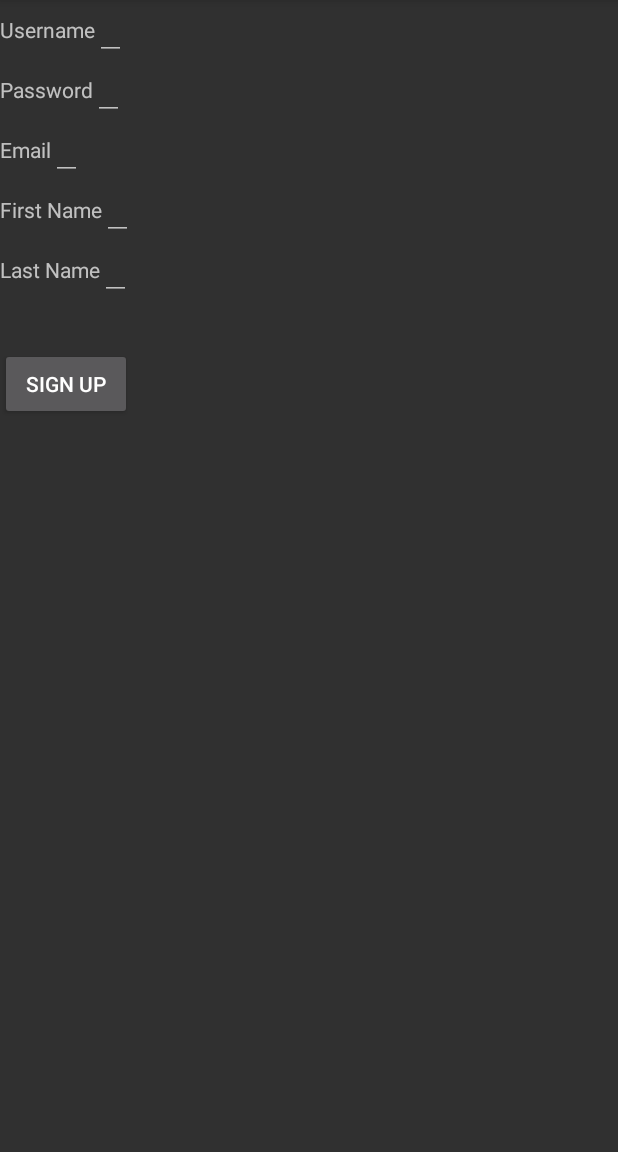
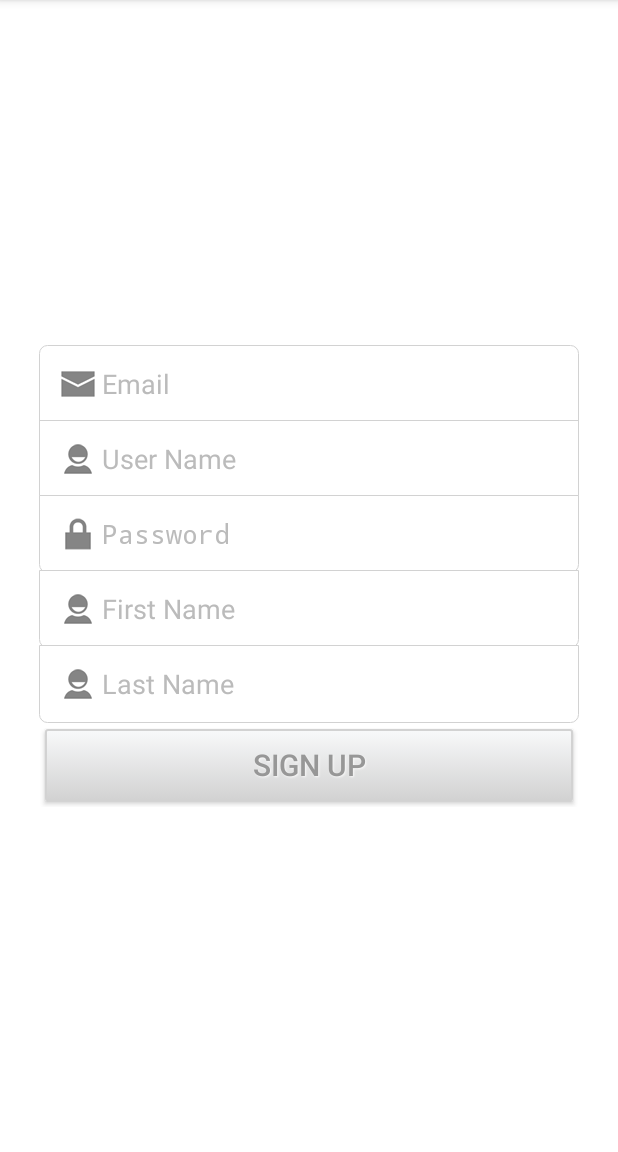
Before and after one commit to cschafle/assassins, an Android app: the fragment LoginFragment shown on its own in the app's theme, on a phone screen of 412 x 824 dp, the part 84-1236 px from its top. Run offline under Robolectric (Android 15) with nearby library versions, the phone set to English and light mode, and no system bars; libraries missing offline, so code that uses them is left out: com.parse.

Commit message:
update to login page

```diff
--- a/android/app/src/main/AndroidManifest.xml
+++ b/android/app/src/main/AndroidManifest.xml
@@ -56,7 +56,8 @@
         </receiver>>
         <activity
             android:name="li.allen.cs160.assassins.MainActivity"
-            android:label="@string/app_name" >
+            android:label="@string/app_name"
+            android:screenOrientation="portrait">
             <intent-filter>
                 <action android:name="android.intent.action.MAIN" />
 
--- a/android/app/src/main/java/li/allen/cs160/assassins/CreateLoginFragment.java
+++ b/android/app/src/main/java/li/allen/cs160/assassins/CreateLoginFragment.java
@@ -24,6 +24,8 @@ public class CreateLoginFragment extends DialogFragment implements TextView.OnEd
     private EditText username;
     private EditText password;
 
+    View view;
+
 
     public CreateLoginFragment() {
         // Empty constructor required for DialogFragment
@@ -32,7 +34,7 @@ public class CreateLoginFragment extends DialogFragment implements TextView.OnEd
     @Override
     public View onCreateView(LayoutInflater inflater, ViewGroup container,
                              Bundle savedInstanceState) {
-        View view = inflater.inflate(R.layout.fragment_edit_login, container);
+        view = inflater.inflate(R.layout.fragment_edit_login, container);
         username = (EditText) view.findViewById(R.id.username2);
         password = (EditText) view.findViewById(R.id.username2);
         getDialog().setTitle("Please fill in your information");
@@ -56,4 +58,6 @@ public class CreateLoginFragment extends DialogFragment implements TextView.OnEd
         }
         return false;
     }
+
+
 }
--- a/android/app/src/main/java/li/allen/cs160/assassins/MainActivity.java
+++ b/android/app/src/main/java/li/allen/cs160/assassins/MainActivity.java
@@ -1,13 +1,12 @@
 package li.allen.cs160.assassins;
 
 import android.app.Activity;
+import android.app.FragmentManager;
 import android.app.FragmentTransaction;
 import android.content.Context;
 import android.content.Intent;
 import android.content.SharedPreferences;
 import android.os.Bundle;
-import android.support.v4.app.FragmentActivity;
-import android.support.v4.app.FragmentManager;
 import android.util.Log;
 import android.util.SparseBooleanArray;
 import android.view.Menu;
@@ -47,9 +46,10 @@ import java.util.List;
 import java.util.Random;
 import java.util.Set;
 
-public class MainActivity  extends FragmentActivity {
 
-    android.app.FragmentManager fragmentManager;
+public class MainActivity extends Activity {
+
+    FragmentManager fragmentManager;
     boolean individual; boolean team; boolean day; boolean threeDays; boolean week;
     Activity main;
 
@@ -110,17 +110,6 @@ public class MainActivity  extends FragmentActivity {
         }
     }
 
-
-    //////////////////////////////////////////////////////////////////////////////
-    private void showEditDialog() {
-        FragmentManager fm = getSupportFragmentManager();
-        CreateLoginFragment editNameDialog = new CreateLoginFragment();
-        editNameDialog.show(fm, "dlg_edit_name");
-    }
-
-
-    ///////////////////////////////////////////////////////////////////////////////
-
     //Toq stuff
     // Create some cards with example content
     private RemoteDeckOfCards createDeckOfCards(){
@@ -158,7 +147,6 @@ public class MainActivity  extends FragmentActivity {
 //            Toast.makeText(this, "Failed to send Notification", Toast.LENGTH_SHORT).show();
         }
     }
-
 
     //Installs Toq Applet
     private void install() {
@@ -742,13 +730,11 @@ public class MainActivity  extends FragmentActivity {
 
     //Replaces screen to log in screen
     public void loginFragment(View view) {
-//        SignInFragment login = new SignInFragment();
-//        FragmentTransaction fragmentTransaction = fragmentManager.beginTransaction();
-//        fragmentTransaction.replace(R.id.container, login, "signIn");
-//        fragmentTransaction.addToBackStack(null);
-//        fragmentTransaction.commit();
-        showEditDialog();
-
+        SignInFragment login = new SignInFragment();
+        FragmentTransaction fragmentTransaction = fragmentManager.beginTransaction();
+        fragmentTransaction.replace(R.id.container, login, "signIn");
+        fragmentTransaction.addToBackStack(null);
+        fragmentTransaction.commit();
     }
 
     //Calls signInFragment login method
--- /dev/null
+++ b/android/app/src/main/res/drawable-hdpi/button_default_bg.xml
@@ -0,0 +1,29 @@
+<?xml version="1.0" encoding="utf-8"?>
+<selector xmlns:android="http://schemas.android.com/apk/res/android">
+    <item  android:state_pressed="true" >
+        <shape>
+            <solid
+                android:color="#f8f9fa" />
+            <stroke
+                android:width="1dp"
+                android:color="#d2d2d2" />
+            <corners
+                android:radius="1dp" />
+
+        </shape>
+    </item>
+    <item>
+        <shape>
+            <gradient
+                android:startColor="#f8f9fa"
+                android:endColor="#d2d2d2"
+                android:angle="270" />
+            <stroke
+                android:width="1dp"
+                android:color="#d2d2d2" />
+            <corners
+                android:radius="1dp" />
+
+        </shape>
+    </item>
+</selector>
--- /dev/null
+++ b/android/app/src/main/res/drawable-hdpi/edittext_bottom_bg.xml
@@ -0,0 +1,11 @@
+<?xml version="1.0" encoding="utf-8"?>
+
+<shape xmlns:android="http://schemas.android.com/apk/res/android"
+	android:shape="rectangle" android:padding="10dp" >
+ 	<solid android:color="#FFFFFF"/>
+ 	<stroke
+        android:width="0.5dp"
+        android:color="#d2d2d2" />
+ 	<corners android:bottomLeftRadius="5dp"
+ 	    android:bottomRightRadius="5dp"/>
+</shape>
--- /dev/null
+++ b/android/app/src/main/res/drawable-hdpi/edittext_default_bg.xml
@@ -0,0 +1,8 @@
+<?xml version="1.0" encoding="utf-8"?>
+<shape xmlns:android="http://schemas.android.com/apk/res/android"
+	android:shape="rectangle" android:padding="10dp">
+ 	<solid android:color="#FFFFFF"/>
+ 	<stroke
+		android:width="0.5dp"
+        android:color="#d2d2d2" />
+</shape>
--- /dev/null
+++ b/android/app/src/main/res/drawable-hdpi/edittext_top_bg.xml
@@ -0,0 +1,10 @@
+<?xml version="1.0" encoding="utf-8"?>
+<shape xmlns:android="http://schemas.android.com/apk/res/android"
+	android:shape="rectangle" android:padding="10dp">
+ 	<solid android:color="#FFFFFF"/>
+ 	<stroke
+        android:width=".05dp"
+        android:color="#d2d2d2" />
+ 	<corners android:topLeftRadius="5dp"
+ 	    android:topRightRadius="5dp"/>
+</shape>
--- /dev/null
+++ b/android/app/src/main/res/drawable-hdpi/linearlayout_bg.xml
@@ -0,0 +1,6 @@
+<?xml version="1.0" encoding="utf-8"?>
+<shape xmlns:android="http://schemas.android.com/apk/res/android" android:shape="rectangle">
+   <solid android:color="#99000000" ></solid>
+   <corners android:radius="8px"></corners>
+   <stroke  android:width="0dp" android:color="#A4C2E0"></stroke>
+</shape>
--- a/android/app/src/main/res/layout/fragment_edit_login.xml
+++ b/android/app/src/main/res/layout/fragment_edit_login.xml
@@ -1,45 +1,55 @@
-<?xml version="1.0" encoding="utf-8"?>
-<LinearLayout xmlns:android="http://schemas.android.com/apk/res/android"
-    android:id="@+id/edit_name"
-    android:layout_width="wrap_content"
-    android:layout_height="wrap_content"
-    android:layout_gravity="center"
-    android:orientation="vertical" >
+<RelativeLayout xmlns:android="http://schemas.android.com/apk/res/android"
+    xmlns:tools="http://schemas.android.com/tools"
+    android:layout_width="match_parent"
+    android:layout_height="match_parent"
+    android:paddingBottom="@dimen/activity_vertical_margin"
+    android:paddingLeft="@dimen/activity_horizontal_margin"
+    android:paddingRight="@dimen/activity_horizontal_margin"
+    android:paddingTop="@dimen/activity_vertical_margin"
+    tools:context=".MainActivity"
 
-    <TextView
-        android:id="@+id/Username"
-        android:layout_width="wrap_content"
-        android:layout_height="wrap_content"
-        android:text="Username:" />
+    android:background="#ffffff">
 
-    <EditText
-        android:id="@+id/username2"
+    <LinearLayout
+        android:orientation="vertical"
         android:layout_width="match_parent"
         android:layout_height="wrap_content"
-        android:inputType="text"
-        android:imeOptions="actionDone" />
+        android:layout_centerInParent="true"
+        android:padding="10dp"
+        >
 
-    <TextView
-        android:id="@+id/Password"
-        android:layout_width="wrap_content"
-        android:layout_height="wrap_content"
-        android:text="Password:" />
 
-    <EditText
-        android:id="@+id/password2"
-        android:layout_width="match_parent"
-        android:layout_height="wrap_content"
-        android:inputType="text"
-        android:imeOptions="actionDone" />
+        <EditText
+            android:id="@+id/username2"
+            android:layout_width="match_parent"
+            android:layout_height="wrap_content"
+            android:background="@drawable/edittext_top_bg"
+            android:padding="10dp"
+            android:hint="Email"
+            android:textColorHint="#cccccc"
+            android:drawableLeft="@drawable/email"/>
+        <EditText
+            android:id="@+id/password2"
+            android:layout_width="match_parent"
+            android:layout_height="wrap_content"
+            android:background="@drawable/edittext_bottom_bg"
+            android:layout_marginTop="-2dp"
+            android:padding="10dp"
+            android:hint="Password"
+            android:textColorHint="#cccccc"
+            android:password="true"
+            android:drawableLeft="@drawable/password"/>
+        <Button
+            android:id="@+id/login"
+            android:onClick="login"
+            android:layout_width="match_parent"
+            android:layout_height="wrap_content"
+            android:padding="10dp"
+            android:layout_margin="4dp"
+            android:text="Sign In"
+            style="@style/DefaultButtonText"
+            android:background="@drawable/button_default_bg"
+            />
+    </LinearLayout>
 
-    <Button
-        android:layout_height="wrap_content"
-        android:layout_width="fill_parent"
-        android:text="@string/login"
-        android:layout_gravity="center_vertical"
-        android:textColor="@android:color/white"
-        android:background="@color/primary"
-        android:id="@+id/login"
-        android:onClick="login"/>
-
-</LinearLayout>
+</RelativeLayout>
--- a/android/app/src/main/res/layout/fragment_login.xml
+++ b/android/app/src/main/res/layout/fragment_login.xml
@@ -1,161 +1,84 @@
-<LinearLayout xmlns:android="http://schemas.android.com/apk/res/android"
+<RelativeLayout xmlns:android="http://schemas.android.com/apk/res/android"
     xmlns:tools="http://schemas.android.com/tools"
     android:layout_width="match_parent"
     android:layout_height="match_parent"
-    android:orientation="vertical"
-    tools:context="li.allen.cs160.assassins.LoginFragment">
+    android:paddingBottom="@dimen/activity_vertical_margin"
+    android:paddingLeft="@dimen/activity_horizontal_margin"
+    android:paddingRight="@dimen/activity_horizontal_margin"
+    android:paddingTop="@dimen/activity_vertical_margin"
+    tools:context=".MainActivity"
 
-    <!-- TODO: Update blank fragment layout -->
+    android:background="#ffffff">
+
+    <LinearLayout
+        android:orientation="vertical"
+        android:layout_width="match_parent"
+        android:layout_height="wrap_content"
+        android:layout_centerInParent="true"
+        android:padding="10dp"
+        >
 
 
-    <LinearLayout
-        android:layout_width="fill_parent"
-        android:layout_height="wrap_content"
-        android:layout_weight="1"
-        android:orientation="vertical">
-
-        <LinearLayout
-            android:layout_width="wrap_content"
+        <EditText
+            android:id="@+id/email"
+            android:layout_width="match_parent"
             android:layout_height="wrap_content"
-            android:orientation="horizontal">
-
-            <TextView
-                android:layout_width="wrap_content"
-                android:layout_height="wrap_content"
-                android:text="Username"
-                android:textSize="14dp"
-                android:gravity="center_horizontal"/>
-
-            <EditText
-                android:layout_width="wrap_content"
-                android:layout_height="wrap_content"
-                android:textSize="14dp"
-                android:id="@+id/username"
-                />
-            </LinearLayout>
-
-        <LinearLayout
-            android:layout_width="wrap_content"
+            android:background="@drawable/edittext_top_bg"
+            android:padding="10dp"
+            android:hint="Email"
+            android:textColorHint="#bbbbbb"
+            android:drawableLeft="@drawable/email"/>
+        <EditText
+            android:id="@+id/username"
+            android:layout_width="match_parent"
             android:layout_height="wrap_content"
-            android:orientation="horizontal">
-
-            <TextView
-                android:layout_width="wrap_content"
-                android:layout_height="wrap_content"
-                android:text="Password"
-                android:textSize="14dp"
-                android:gravity="center_horizontal"/>
-
-            <EditText
-                android:layout_width="wrap_content"
-                android:layout_height="wrap_content"
-                android:textSize="14dp"
-                android:id="@+id/password"
-                android:inputType="textPassword"
-                />
-
-        </LinearLayout>
-
-        <LinearLayout
-            android:layout_width="wrap_content"
+            android:background="@drawable/edittext_default_bg"
+            android:layout_marginTop="-2dp"
+            android:padding="10dp"
+            android:hint="User Name"
+            android:textColorHint="#bbbbbb"
+            android:drawableLeft="@drawable/user"/>
+        <EditText
+            android:id="@+id/password"
+            android:layout_width="match_parent"
             android:layout_height="wrap_content"
-            android:orientation="horizontal">
-
-            <TextView
-                android:layout_width="wrap_content"
-                android:layout_height="wrap_content"
-                android:text="Email"
-                android:textSize="14dp"
-                android:gravity="center_horizontal"/>
-
-            <EditText
-                android:layout_width="wrap_content"
-                android:layout_height="wrap_content"
-                android:textSize="14dp"
-                android:id="@+id/email"
-                android:inputType="textEmailAddress"
-                />
-
-            </LinearLayout>
-
-        <LinearLayout
-            android:layout_width="wrap_content"
+            android:background="@drawable/edittext_bottom_bg"
+            android:layout_marginTop="-2dp"
+            android:padding="10dp"
+            android:hint="Password"
+            android:textColorHint="#bbbbbb"
+            android:password="true"
+            android:drawableLeft="@drawable/password"/>
+        <EditText
+            android:id="@+id/firstName"
+            android:layout_width="match_parent"
             android:layout_height="wrap_content"
-            android:orientation="horizontal">
-
-            <TextView
-                android:layout_width="wrap_content"
-                android:layout_height="wrap_content"
-                android:text="First Name"
-                android:textSize="14dp"
-                android:gravity="center_horizontal"/>
-
-            <EditText
-                android:layout_width="wrap_content"
-                android:layout_height="wrap_content"
-                android:textSize="14dp"
-                android:id="@+id/firstName"
-                />
-
-        </LinearLayout>
-
-        <LinearLayout
-            android:layout_width="wrap_content"
+            android:background="@drawable/edittext_bottom_bg"
+            android:layout_marginTop="-2dp"
+            android:padding="10dp"
+            android:hint="First Name"
+            android:textColorHint="#bbbbbb"
+            android:drawableLeft="@drawable/user"/>
+        <EditText
+            android:id="@+id/lastName"
+            android:layout_width="match_parent"
             android:layout_height="wrap_content"
-            android:orientation="horizontal">
-
-            <TextView
-                android:layout_width="wrap_content"
-                android:layout_height="wrap_content"
-                android:text="Last Name"
-                android:textSize="14dp"
-                android:gravity="center_horizontal"/>
-
-            <EditText
-                android:layout_width="wrap_content"
-                android:layout_height="wrap_content"
-                android:textSize="14dp"
-                android:id="@+id/lastName"
-                />
-
-
-
-        </LinearLayout>
-
-        <LinearLayout
-            android:layout_width="fill_parent"
+            android:background="@drawable/edittext_bottom_bg"
+            android:layout_marginTop="-2dp"
+            android:padding="10dp"
+            android:hint="Last Name"
+            android:textColorHint="#bbbbbb"
+            android:drawableLeft="@drawable/user"/>
+        <Button
+            android:id="@+id/btnSingIn"
+            android:layout_width="match_parent"
             android:layout_height="wrap_content"
-            android:layout_weight="3">
-
-            <Button
-                android:layout_height="wrap_content"
-                android:layout_width="wrap_content"
-                android:text="@string/sign_up"
-                android:layout_gravity="center_vertical"
-                android:id="@+id/sign_up"
-                android:onClick="signUp"/>
-
-
-        </LinearLayout>
-
+            android:padding="10dp"
+            android:layout_margin="4dp"
+            android:text="Sign Up"
+            style="@style/DefaultButtonText"
+            android:background="@drawable/button_default_bg"
+            />
     </LinearLayout>
 
-    <LinearLayout
-        android:layout_width="fill_parent"
-        android:layout_height="wrap_content"
-        android:layout_weight="3">
-
-
-
-        </LinearLayout>
-
-    <LinearLayout
-        android:layout_width="fill_parent"
-        android:layout_height="wrap_content"
-        android:layout_weight="4">
-
-
-        </LinearLayout>
-
-
-</LinearLayout>
+</RelativeLayout>
--- a/android/app/src/main/res/layout/fragment_welcome.xml
+++ b/android/app/src/main/res/layout/fragment_welcome.xml
@@ -31,6 +31,8 @@
                 android:layout_width="0dp"
                 android:text="@string/sign_up"
                 android:id="@+id/initialSignUp"
+                android:textColor="@android:color/white"
+                android:background="@color/primary"
                 android:layout_weight="2"
                 android:onClick="toSignUp"/>
 
@@ -44,6 +46,8 @@
                 android:layout_width="0dp"
                 android:text="@string/login"
                 android:id="@+id/login"
+                android:textColor="@android:color/white"
+                android:background="@color/primary"
                 android:layout_weight="2"
                 android:onClick="loginFragment"/>
 
--- a/android/app/src/main/res/values/strings.xml
+++ b/android/app/src/main/res/values/strings.xml
@@ -16,6 +16,20 @@
     <string name="toq_activity">Open Toq App</string>
     <string name="toq_btn">Open Toq App</string>
 
+    <style name="DefaultButtonText">
+    <item name="android:layout_width">fill_parent</item>
+    <item name="android:layout_height">wrap_content</item>
+    <item name="android:textColor">#979797</item>
+    <item name="android:gravity">center</item>
+    <item name="android:layout_margin">3dp</item>
+    <item name="android:textStyle">normal</item>
+    <item name="android:textSize">20sp</item>
+    <item name="android:shadowColor">#f9f9f9</item>
+    <item name="android:shadowDx">1</item>
+    <item name="android:shadowDy">1</item>
+    <item name="android:shadowRadius">1</item>
+    </style>
+
     <string name="mode_prompt">Individual</string>
     <string name="reshuffle_prompt">Never</string>
 
```
Also changed, not shown: android/app/src/main/res/drawable-hdpi/email.png (added), android/app/src/main/res/drawable-hdpi/password.png (added), android/app/src/main/res/drawable-hdpi/user.png (added).
